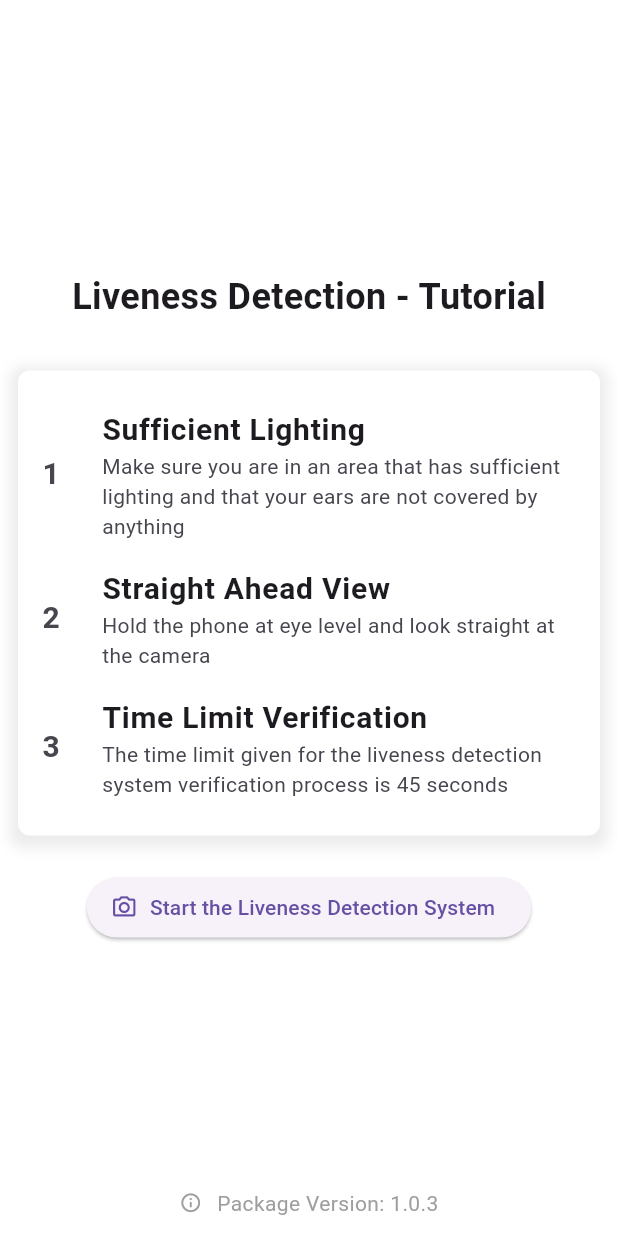
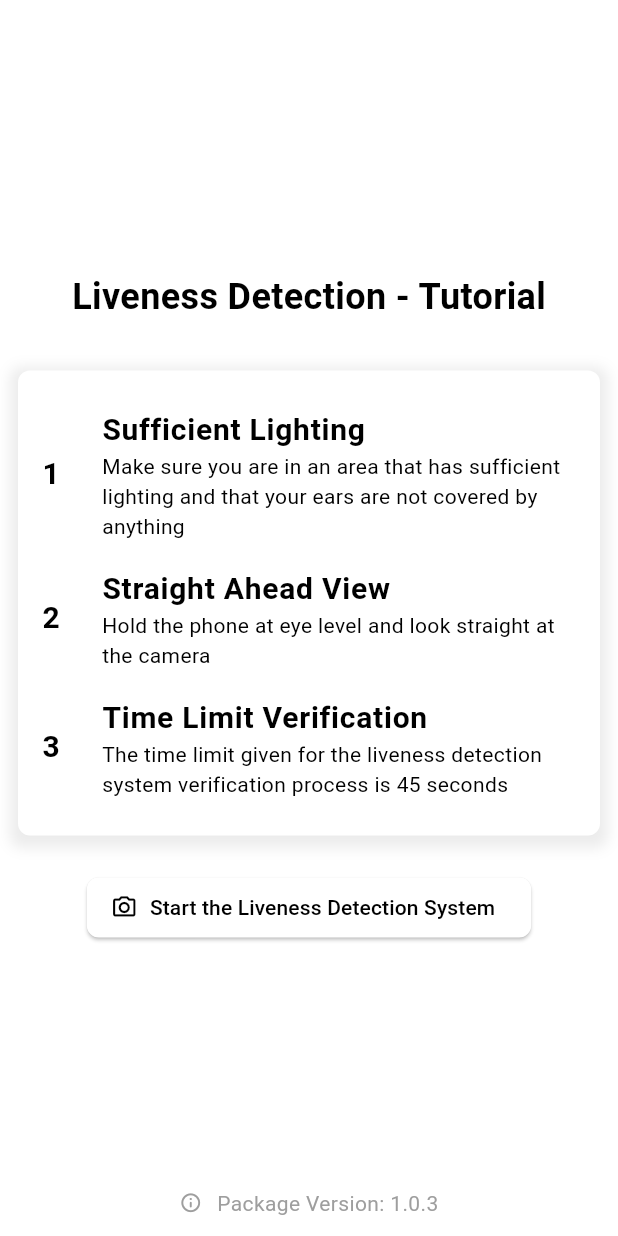
Before and after one commit to yjsplay2002/flutter-liveness-detection-randomized-plugin, a Flutter app: the screen it shows after launch, after a tap on "Liveness Detection System", on a phone screen of 412 x 824 dp. Run offline on Flutter 3.47's test engine with Material 3 defaults, Android fonts, the phone set to English and light mode, and no system bars; our stand-ins replace camera, equatable, lottie, plugin_platform_interface; missing offline and left inert: google_mlkit_face_detection.

Commit message:
Add : dark and light mode

```diff
--- a/example/lib/main.dart
+++ b/example/lib/main.dart
@@ -62,10 +62,11 @@ class _HomeViewState extends State<HomeView> {
                 final String? response =
                     await FlutterLivenessDetectionRandomizedPlugin.instance
                         .livenessDetection(
-                  showCurrentStep: false,
+                  showCurrentStep: true,
                   context: context,
                   shuffleListWithSmileLast: false,
                   isEnableSnackBar: true,
+                  isDarkMode: false,
                   config: LivenessDetectionConfig(
                     startWithInfoScreen: true,
                   ),
--- a/lib/flutter_liveness_detection_randomized_plugin.dart
+++ b/lib/flutter_liveness_detection_randomized_plugin.dart
@@ -16,6 +16,7 @@ class FlutterLivenessDetectionRandomizedPlugin {
     required bool isEnableSnackBar,
     required bool shuffleListWithSmileLast,
     required bool showCurrentStep,
+    required bool isDarkMode,
   }) async {
     final String? capturedFacePath = await Navigator.of(context).push(
       MaterialPageRoute(
@@ -24,6 +25,7 @@ class FlutterLivenessDetectionRandomizedPlugin {
           isEnableSnackBar: isEnableSnackBar,
           shuffleListWithSmileLast: shuffleListWithSmileLast,
           showCurrentStep: showCurrentStep,
+          isDarkMode: isDarkMode,
         ),
       ),
     );
--- a/lib/src/presentation/views/liveness_detection_view.dart
+++ b/lib/src/presentation/views/liveness_detection_view.dart
@@ -11,11 +11,13 @@ class LivenessDetectionView extends StatefulWidget {
   final bool isEnableSnackBar;
   final bool shuffleListWithSmileLast;
   final bool showCurrentStep;
+  final bool isDarkMode;
 
   const LivenessDetectionView({
     super.key,
     required this.config,
     required this.isEnableSnackBar,
+    this.isDarkMode = true,
     this.showCurrentStep = false,
     this.shuffleListWithSmileLast = true,
   });
@@ -292,7 +294,7 @@ class _LivenessDetectionScreenState extends State<LivenessDetectionView> {
   @override
   Widget build(BuildContext context) {
     return Scaffold(
-      backgroundColor: Colors.black,
+      backgroundColor: widget.isDarkMode ? Colors.black : Colors.white,
       body: _buildBody(),
     );
   }
@@ -303,6 +305,7 @@ class _LivenessDetectionScreenState extends State<LivenessDetectionView> {
         _isInfoStepCompleted
             ? _buildDetectionBody()
             : LivenessDetectionTutorialScreen(
+               isDarkMode: widget.isDarkMode,
                 onStartTap: () {
                   if (mounted) setState(() => _isInfoStepCompleted = true);
                   _startLiveFeed();
@@ -327,9 +330,10 @@ class _LivenessDetectionScreenState extends State<LivenessDetectionView> {
         Container(
           height: MediaQuery.of(context).size.height,
           width: MediaQuery.of(context).size.width,
-          color: Colors.black,
+          color: widget.isDarkMode ? Colors.black : Colors.white,
         ),
         LivenessDetectionStepOverlayWidget(
+          isDarkMode: widget.isDarkMode,
           isFaceDetected: _faceDetectedState,
           camera: CameraPreview(_cameraController!),
           key: _stepsKey,
--- a/lib/src/presentation/widgets/liveness_detection_tutorial_widget.dart
+++ b/lib/src/presentation/widgets/liveness_detection_tutorial_widget.dart
@@ -2,7 +2,9 @@ import 'package:flutter_liveness_detection_randomized_plugin/index.dart';
 
 class LivenessDetectionTutorialScreen extends StatefulWidget {
   final VoidCallback onStartTap;
-  const LivenessDetectionTutorialScreen({super.key, required this.onStartTap});
+  final bool isDarkMode;
+  const LivenessDetectionTutorialScreen(
+      {super.key, required this.onStartTap, this.isDarkMode = false});
 
   @override
   State<LivenessDetectionTutorialScreen> createState() =>
@@ -19,7 +21,7 @@ class _LivenessDetectionTutorialScreenState
   @override
   Widget build(BuildContext context) {
     return Scaffold(
-      backgroundColor: Colors.white,
+      backgroundColor: widget.isDarkMode ? Colors.black : Colors.white,
       body: SafeArea(
         minimum: const EdgeInsets.all(12),
         child: Column(
@@ -30,11 +32,12 @@ class _LivenessDetectionTutorialScreenState
             const SizedBox(
               height: 16,
             ),
-            const Text(
+            Text(
               'Liveness Detection - Tutorial',
               style: TextStyle(
                 fontWeight: FontWeight.bold,
                 fontSize: 24,
+                color: widget.isDarkMode ? Colors.white : Colors.black,
               ),
             ),
             const SizedBox(
@@ -45,58 +48,90 @@ class _LivenessDetectionTutorialScreenState
               padding: const EdgeInsets.symmetric(vertical: 16),
               decoration: BoxDecoration(
                 borderRadius: BorderRadius.circular(8),
-                color: Colors.white,
-                boxShadow: [
+                color: widget.isDarkMode ? Colors.black87 : Colors.white,
+                boxShadow: !widget.isDarkMode
+                    ? [
                         BoxShadow(
                           color: Colors.grey.withOpacity(0.2),
                           spreadRadius: 5,
                           blurRadius: 7,
                           offset: const Offset(0, 3),
                         ),
-                ],
+                      ]
+                    : null,
               ),
-              child: const Column(
+              child: Column(
                 children: [
                   ListTile(
                     leading: Text(
                       '1',
-                      style:
-                          TextStyle(fontSize: 20, fontWeight: FontWeight.bold),
+                      style: TextStyle(
+                          fontSize: 20,
+                          fontWeight: FontWeight.bold,
+                          color:
+                              widget.isDarkMode ? Colors.white : Colors.black),
                     ),
                     subtitle: Text(
-                        "Make sure you are in an area that has sufficient lighting and that your ears are not covered by anything"),
+                      "Make sure you are in an area that has sufficient lighting and that your ears are not covered by anything",
+                      style: TextStyle(
+                          color:
+                              widget.isDarkMode ? Colors.white : Colors.black),
+                    ),
                     title: Text(
                       "Sufficient Lighting",
-                      style:
-                          TextStyle(fontSize: 20, fontWeight: FontWeight.bold),
+                      style: TextStyle(
+                          fontSize: 20,
+                          fontWeight: FontWeight.bold,
+                          color:
+                              widget.isDarkMode ? Colors.white : Colors.black),
                     ),
                   ),
                   ListTile(
                     leading: Text(
                       '2',
-                      style:
-                          TextStyle(fontSize: 20, fontWeight: FontWeight.bold),
+                      style: TextStyle(
+                          fontSize: 20,
+                          fontWeight: FontWeight.bold,
+                          color:
+                              widget.isDarkMode ? Colors.white : Colors.black),
                     ),
                     subtitle: Text(
-                        "Hold the phone at eye level and look straight at the camera"),
+                      "Hold the phone at eye level and look straight at the camera",
+                      style: TextStyle(
+                          color:
+                              widget.isDarkMode ? Colors.white : Colors.black),
+                    ),
                     title: Text(
                       "Straight Ahead View",
-                      style:
-                          TextStyle(fontSize: 20, fontWeight: FontWeight.bold),
+                      style: TextStyle(
+                          fontSize: 20,
+                          fontWeight: FontWeight.bold,
+                          color:
+                              widget.isDarkMode ? Colors.white : Colors.black),
                     ),
                   ),
                   ListTile(
                     leading: Text(
                       '3',
-                      style:
-                          TextStyle(fontSize: 20, fontWeight: FontWeight.bold),
+                      style: TextStyle(
+                          fontSize: 20,
+                          fontWeight: FontWeight.bold,
+                          color:
+                              widget.isDarkMode ? Colors.white : Colors.black),
                     ),
                     subtitle: Text(
-                        "The time limit given for the liveness detection system verification process is 45 seconds"),
+                      "The time limit given for the liveness detection system verification process is 45 seconds",
+                      style: TextStyle(
+                          color:
+                              widget.isDarkMode ? Colors.white : Colors.black),
+                    ),
                     title: Text(
                       "Time Limit Verification",
-                      style:
-                          TextStyle(fontSize: 20, fontWeight: FontWeight.bold),
+                      style: TextStyle(
+                          fontSize: 20,
+                          fontWeight: FontWeight.bold,
+                          color:
+                              widget.isDarkMode ? Colors.white : Colors.black),
                     ),
                   )
                 ],
@@ -106,6 +141,15 @@ class _LivenessDetectionTutorialScreenState
               height: 24,
             ),
             ElevatedButton.icon(
+              style: ElevatedButton.styleFrom(
+                backgroundColor:
+                    widget.isDarkMode ? Colors.black87 : Colors.white,
+                foregroundColor:
+                    widget.isDarkMode ? Colors.white : Colors.black,
+                shape: RoundedRectangleBorder(
+                  borderRadius: BorderRadius.circular(8),
+                ),
+              ),
               icon: const Icon(Icons.camera_alt_outlined),
               onPressed: () => widget.onStartTap(),
               label: const Text(
```
Also changed, not shown: lib/src/presentation/widgets/liveness_detection_step_overlay_widget.dart (+43 -18 lines), 8 other files. Lines whose indentation alone changed are shown as unchanged.
